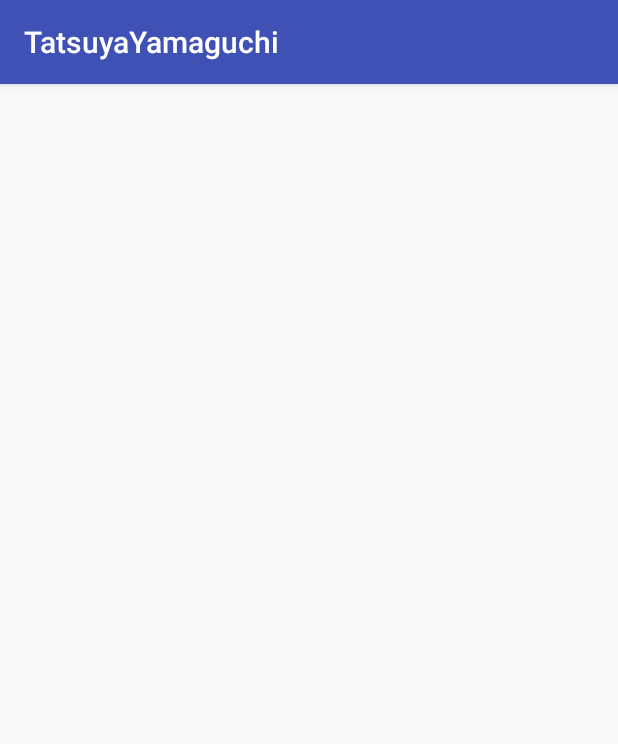
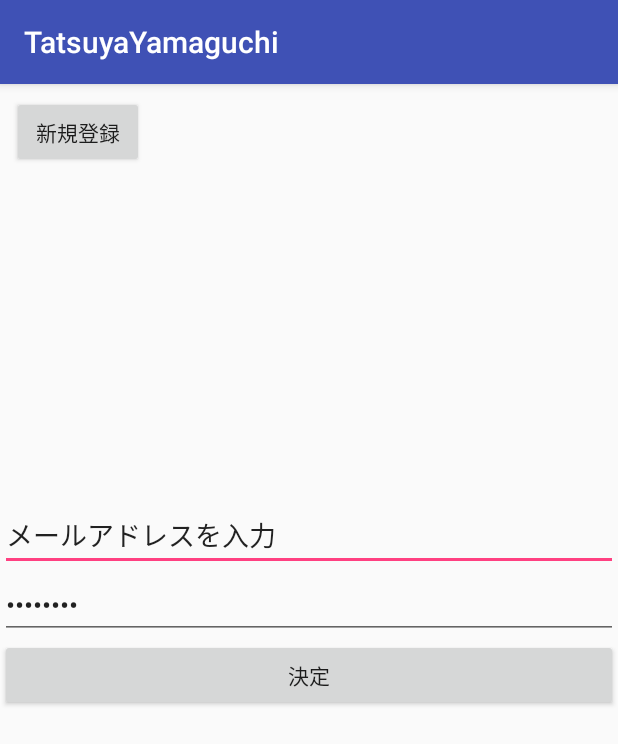
Before and after one commit to OnikiHub/TatsuyaYamaguchi, an Android app: the U_01 screen opened directly, with no data from a screen before it, on a phone screen of 412 x 824 dp. Shown: the top 744 px of the screen. Run offline under Robolectric (Android 15) with nearby library versions, the phone set to English and light mode, and no system bars.

Commit message:
ログイン画面

```diff
--- a/app/src/main/res/layout/activity_u_01.xml
+++ b/app/src/main/res/layout/activity_u_01.xml
@@ -6,4 +6,47 @@
     android:layout_height="match_parent"
     tools:context=".U_01">
 
+    <Button
+        android:id="@+id/entry"
+        android:layout_width="wrap_content"
+        android:layout_height="wrap_content"
+        android:layout_marginLeft="8dp"
+        android:layout_marginStart="8dp"
+        android:layout_marginTop="8dp"
+        android:text="@string/entry"
+        app:layout_constraintStart_toStartOf="parent"
+        app:layout_constraintTop_toTopOf="parent" />
+
+    <LinearLayout
+        android:layout_width="match_parent"
+        android:layout_height="269dp"
+        android:layout_marginBottom="8dp"
+        android:layout_marginTop="8dp"
+        android:orientation="vertical"
+        app:layout_constraintBottom_toBottomOf="parent"
+        app:layout_constraintTop_toBottomOf="@+id/entry">
+
+        <EditText
+            android:id="@+id/mail"
+            android:layout_width="match_parent"
+            android:layout_height="wrap_content"
+            android:ems="10"
+            android:inputType="textEmailAddress"
+            android:text="@string/meil" />
+
+        <EditText
+            android:id="@+id/password"
+            android:layout_width="match_parent"
+            android:layout_height="wrap_content"
+            android:ems="10"
+            android:inputType="textPassword"
+            android:text="@string/passeord" />
+
+        <Button
+            android:id="@+id/button3"
+            android:layout_width="match_parent"
+            android:layout_height="wrap_content"
+            android:text="@string/decide" />
+    </LinearLayout>
+
 </android.support.constraint.ConstraintLayout>
--- a/app/src/main/res/values/strings.xml
+++ b/app/src/main/res/values/strings.xml
@@ -1,6 +1,11 @@
 <resources>
     <string name="app_name">TatsuyaYamaguchi</string>
     <string name="title_activity_u_01">Sign in</string>
+
+    <string name="entry">新規登録</string>
+    <string name="meil">メールアドレスを入力</string>
+    <string name="passeord">パスワードを入力</string>
+    <string name="decide">決定</string>
 
     <!-- Strings related to login -->
     <string name="prompt_email">Email</string>
```
